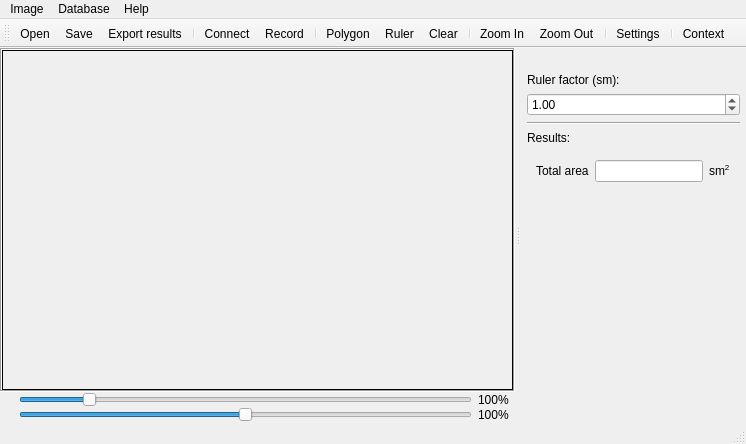
Old version of the form Ui/mainwindow.ui in the repository NazariyJaworskiGitHub/WoundAnalyzer.
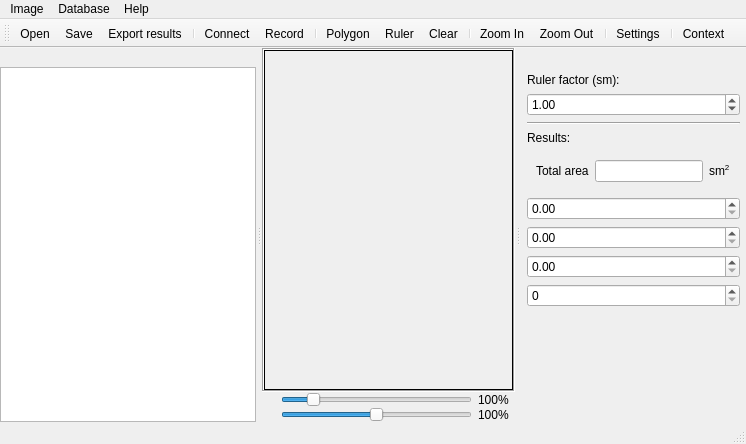
New version of the form. Icons and pictures are not drawn. Custom widgets are drawn as their Qt base class.

Commit message: Logging (+ not tested features, do not use!)

What changed in the file:
```diff
--- a/Ui/mainwindow.ui
+++ b/Ui/mainwindow.ui
@@ -55,7 +55,7 @@
         <rect>
          <x>0</x>
          <y>0</y>
-         <width>502</width>
+         <width>245</width>
          <height>315</height>
         </rect>
        </property>
@@ -411,6 +411,34 @@
        </item>
       </layout>
      </item>
+     <item>
+      <widget class="QDoubleSpinBox" name="doubleSpinBox">
+       <property name="maximum">
+        <double>999.990000000000009</double>
+       </property>
+      </widget>
+     </item>
+     <item>
+      <widget class="QDoubleSpinBox" name="doubleSpinBox_2">
+       <property name="maximum">
+        <double>999.990000000000009</double>
+       </property>
+      </widget>
+     </item>
+     <item>
+      <widget class="QDoubleSpinBox" name="doubleSpinBox_3">
+       <property name="maximum">
+        <double>999.990000000000009</double>
+       </property>
+      </widget>
+     </item>
+     <item>
+      <widget class="QSpinBox" name="spinBox">
+       <property name="maximum">
+        <number>99</number>
+       </property>
+      </widget>
+     </item>
      <item>
       <spacer name="verticalSpacer">
        <property name="orientation">
@@ -427,6 +455,39 @@
     </layout>
    </widget>
   </widget>
+  <widget class="QDockWidget" name="databaseHolder">
+   <property name="features">
+    <set>QDockWidget::DockWidgetMovable</set>
+   </property>
+   <property name="allowedAreas">
+    <set>Qt::LeftDockWidgetArea|Qt::RightDockWidgetArea</set>
+   </property>
+   <attribute name="dockWidgetArea">
+    <number>1</number>
+   </attribute>
+   <widget class="QWidget" name="dockWidgetContents">
+    <layout class="QVBoxLayout" name="verticalLayout_2">
+     <property name="spacing">
+      <number>0</number>
+     </property>
+     <property name="leftMargin">
+      <number>0</number>
+     </property>
+     <property name="topMargin">
+      <number>0</number>
+     </property>
+     <property name="rightMargin">
+      <number>0</number>
+     </property>
+     <property name="bottomMargin">
+      <number>0</number>
+     </property>
+     <item>
+      <widget class="QTreeView" name="treeView"/>
+     </item>
+    </layout>
+   </widget>
+  </widget>
   <action name="actionOpen">
    <property name="icon">
     <iconset>
```
The commit also changes 9 other files.
